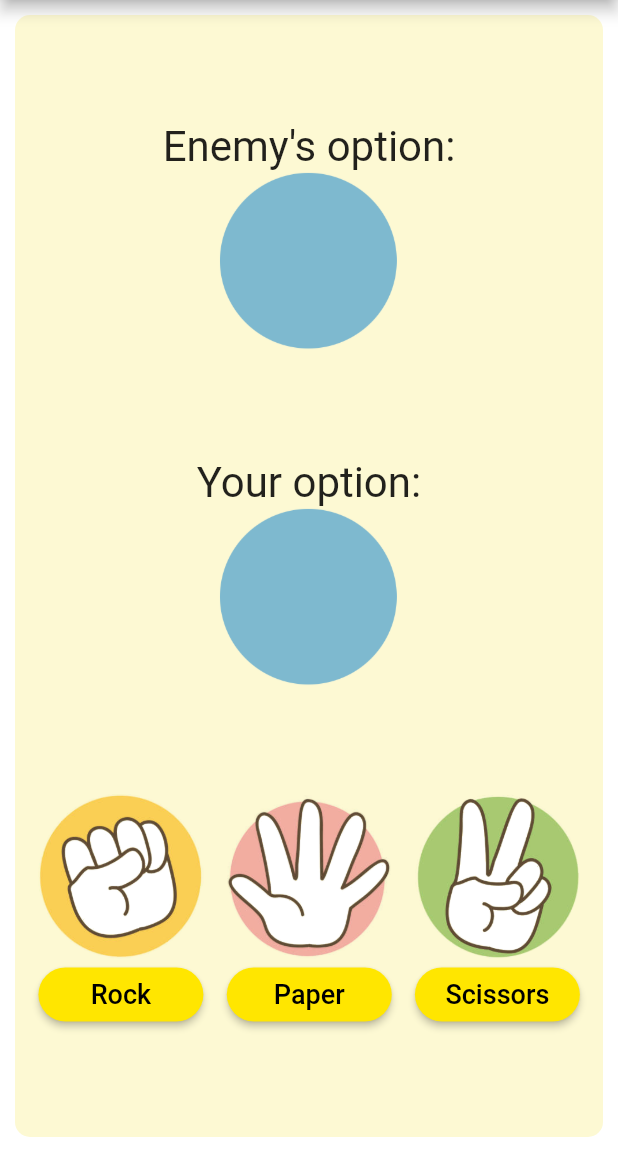
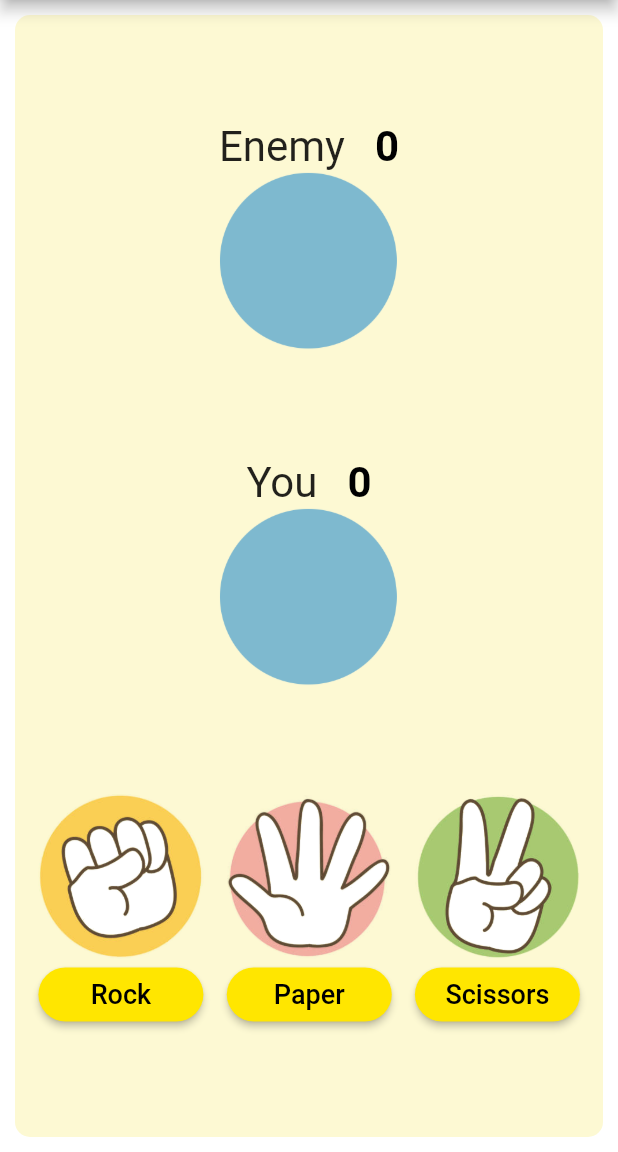
Before and after one commit to Pruzny/mobile-tcc00300, a Flutter app: the screen it shows after launch, item 2 of the bottom bar chosen, after a tap on "Play Again", on a phone screen of 412 x 824 dp, the part 84-1236 px from its top. Run offline on Flutter 3.47's test engine with Material 2 defaults, Android fonts, the phone set to English and light mode, and no system bars.

Commit message:
Add score and fix result widget

```diff
--- a/rock_paper_scissors/lib/main.dart
+++ b/rock_paper_scissors/lib/main.dart
@@ -19,8 +19,10 @@ class _MyAppState extends State<MyApp> {
 
   String _playerOption = "Default";
   var _compOption = "Default";
-  Widget? _resultBackground;
+  bool _hasEnded = false;
   String _resultText = "";
+  int _playerScore = 0;
+  int _compScore = 0;
 
   @override
   Widget build(BuildContext context) {
@@ -50,7 +52,14 @@ class _MyAppState extends State<MyApp> {
                   alignment: Alignment.center,
                   child: Column(
                     children: [
-                      Text("Enemy's option:", style: Styles.label),
+                      Row(
+                          mainAxisAlignment: MainAxisAlignment.center,
+                          children: [
+                            Text("Enemy", style: Styles.label),
+                            Padding(padding: EdgeInsets.only(left: 20)),
+                            Text("$_compScore", style: Styles.score),
+                          ],
+                      ),
                       Image.asset("images/${_compOption.toLowerCase()}.png", height: 120),
                     ]
                   ),
@@ -59,20 +68,24 @@ class _MyAppState extends State<MyApp> {
                   alignment: Alignment.center,
                   child: Column(
                     children: [
-                      Text("Your option:", style: Styles.label),
+                      Row(
+                          mainAxisAlignment: MainAxisAlignment.center,
+                          children: [
+                            Text("You", style: Styles.label),
+                            Padding(padding: EdgeInsets.only(left: 20)),
+                            Text("$_playerScore", style: Styles.score),
+                          ],
+                      ),
                       Image.asset("images/${_playerOption.toLowerCase()}.png", height: 120),
                     ]
                   ),
                 ),
                 Container(
                   alignment: Alignment.bottomCenter,
-                  child: Stack(children: [
-                    Row(
-                      mainAxisAlignment: MainAxisAlignment.spaceEvenly,
-                      children: createButtons(),
+                  child: SizedBox(
+                    width: 400,
+                    child: _hasEnded ? createResult() : createButtons()
                   ),
-                    Container(child: _resultBackground)
-                  ]),
                 ),
               ],
             ),
@@ -82,7 +95,7 @@ class _MyAppState extends State<MyApp> {
     );
   }
 
-  List<Widget> createButtons() {
+  Row createButtons() {
     List<Widget> buttons = [];
     for (String option in options) {
       buttons.add(
@@ -95,7 +108,7 @@ class _MyAppState extends State<MyApp> {
                   _playerOption = option;
                 });
                 setCompOption();
-                setResult();
+                _hasEnded = true;
               },
               style: Styles.optionButton,
               child: Text(option, style: Styles.optionText),
@@ -105,23 +118,24 @@ class _MyAppState extends State<MyApp> {
       );
     }
 
-    return buttons;
+    return Row(
+      mainAxisAlignment: MainAxisAlignment.spaceEvenly,
+      children: buttons,
+    );
   }
 
   void setCompOption() {
     _compOption = options[Random().nextInt(3)];
   }
 
-  void setResult() {
+  Container createResult() {
     calculateResult();
-    setState(() {
-      _resultBackground = Container(
+    return Container(
       width: 400,
       height: 160,
       decoration: BoxDecoration(color: Color.fromARGB(255, 253, 249, 211)),
       child: createResultBox(),
     );
-    });
   }
 
   void calculateResult() {
@@ -131,8 +145,14 @@ class _MyAppState extends State<MyApp> {
     if (compIndex == playerIndex) {
       text = "Draw";
     } else if (compIndex == (playerIndex + 1) % 3) {
+      setState(() {
+        _compScore++;
+      });
       text = "You lose";
     } else {
+      setState(() {
+        _playerScore++;
+      });
       text = "You win";
     }
     setState(() {
@@ -142,9 +162,9 @@ class _MyAppState extends State<MyApp> {
 
   void reset() {
     setState(() {
-      _resultBackground = null;
       _playerOption = "default";
       _compOption = "default";
+      _hasEnded = false;
     });
   }
 
@@ -198,6 +218,11 @@ class Styles {
   static const TextStyle label = TextStyle(
     fontSize: 28,
   );
+  static const TextStyle score = TextStyle(
+    fontSize: 28,
+    fontWeight: FontWeight.bold,
+    color: Colors.black,
+  );
   static const TextStyle optionText = TextStyle(
     fontSize: 18,
     color: Colors.black,
```
Lines whose indentation alone changed are shown as unchanged.
